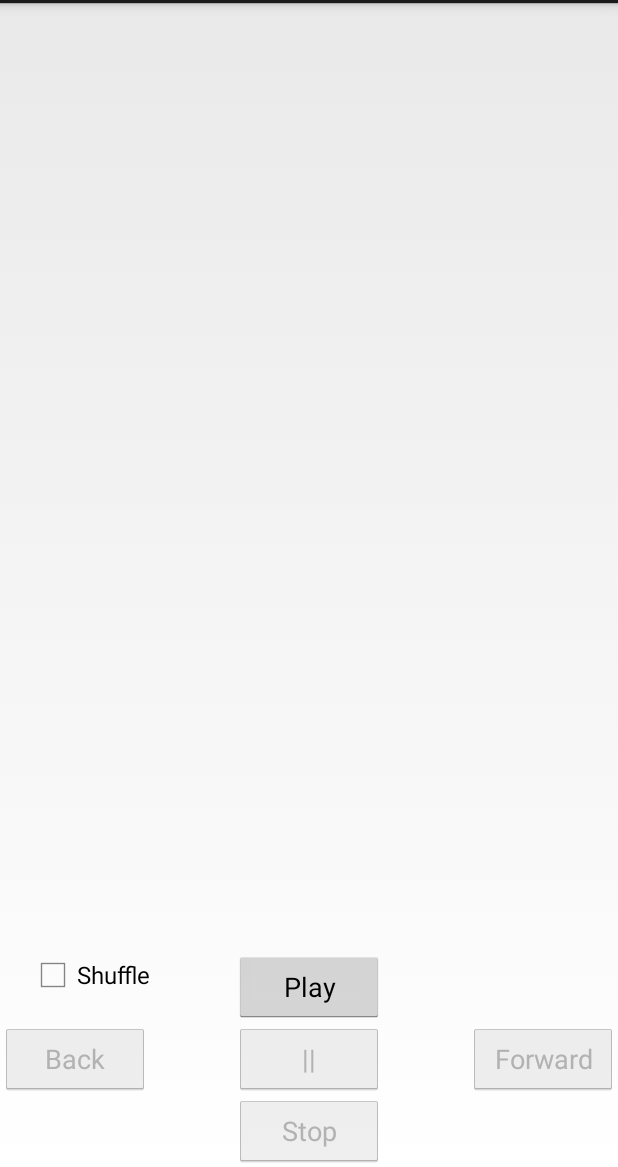
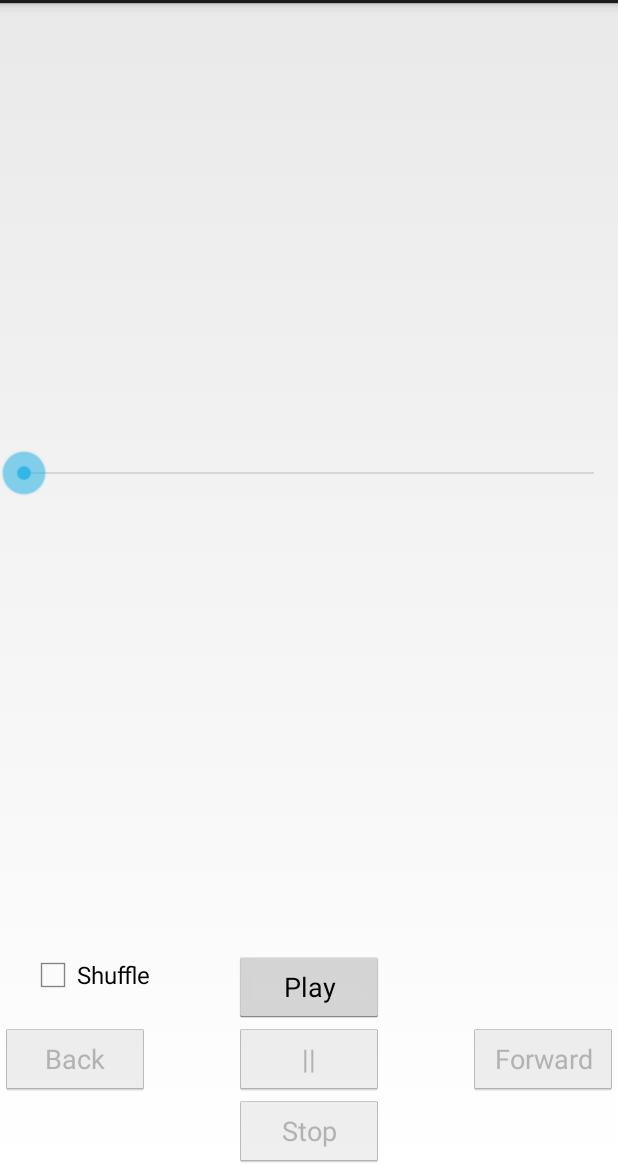
Before and after one commit to dljones79/MDF3, an Android app: the fragment mainFragment shown on its own in the app's theme, on a phone screen of 412 x 824 dp, the part 69-1236 px from its top. Run offline under Robolectric (Android 15) with nearby library versions, the phone set to English and light mode, and no system bars; 1 statement that could not run was skipped.

Commit message:
Seek Bar implemented and working.

```diff
--- a/FundamentalsApp/app/src/main/java/com/fullsail/djones/android/fundamentalsapp/MainActivity.java
+++ b/FundamentalsApp/app/src/main/java/com/fullsail/djones/android/fundamentalsapp/MainActivity.java
@@ -19,8 +19,8 @@ public class MainActivity extends Activity{
         super.onCreate(savedInstanceState);
         setContentView(R.layout.activity_main);
 
-        mainFragment frag = mainFragment.newInstance();
-        getFragmentManager().beginTransaction().replace(R.id.container, frag, mainFragment.TAG).commit();
+        MainFragment frag = MainFragment.newInstance();
+        getFragmentManager().beginTransaction().replace(R.id.container, frag, MainFragment.TAG).commit();
     }
 
 }
--- a/FundamentalsApp/app/src/main/java/com/fullsail/djones/android/fundamentalsapp/PlayerService.java
+++ b/FundamentalsApp/app/src/main/java/com/fullsail/djones/android/fundamentalsapp/PlayerService.java
@@ -29,7 +29,7 @@ import java.util.Random;
 public class PlayerService extends Service implements MediaPlayer.OnCompletionListener, MediaPlayer.OnPreparedListener {
 
     // Initialize variables
-    MediaPlayer mediaPlayer;                                    // MediaPlayer
+    public MediaPlayer mediaPlayer;                                    // MediaPlayer
     boolean mPlayerPrepared;                                    // Boolean to check if player is prepared
     boolean mActivityResumed;                                   // Boolean to check if the player is resuming play
     int mTrackPosition;                                         // Integer to check what track is playing
--- a/FundamentalsApp/app/src/main/res/layout/fragment_main.xml
+++ b/FundamentalsApp/app/src/main/res/layout/fragment_main.xml
@@ -2,7 +2,7 @@
     xmlns:tools="http://schemas.android.com/tools"
     android:layout_width="match_parent"
     android:layout_height="match_parent"
-    tools:context="com.fullsail.djones.android.fundamentalsapp.mainFragment">
+    tools:context="com.fullsail.djones.android.fundamentalsapp.MainFragment">
 
     <TextView
         android:layout_width="wrap_content"
@@ -67,12 +67,9 @@
         android:layout_height="300dp"
         android:id="@+id/imageView"
         android:layout_toEndOf="@+id/backButton"
-        android:layout_above="@+id/playButton"
+        android:layout_below="@+id/songText"
         android:layout_alignParentLeft="true"
-        android:layout_alignParentStart="true"
-        android:layout_alignRight="@+id/songText"
-        android:layout_alignEnd="@+id/songText"
-        android:layout_alignParentEnd="true" />
+        android:layout_alignParentStart="true" />
 
     <CheckBox
         android:layout_width="wrap_content"
@@ -85,4 +82,15 @@
         android:layout_alignRight="@+id/backButton"
         android:layout_alignEnd="@+id/backButton" />
 
+    <SeekBar
+        android:layout_width="wrap_content"
+        android:layout_height="wrap_content"
+        android:id="@+id/seekBar"
+        android:indeterminate="false"
+        android:layout_alignBottom="@+id/imageView"
+        android:layout_alignParentLeft="true"
+        android:layout_alignParentStart="true"
+        android:layout_alignRight="@+id/forwardButton"
+        android:layout_alignEnd="@+id/forwardButton" />
+
 </RelativeLayout>
```
